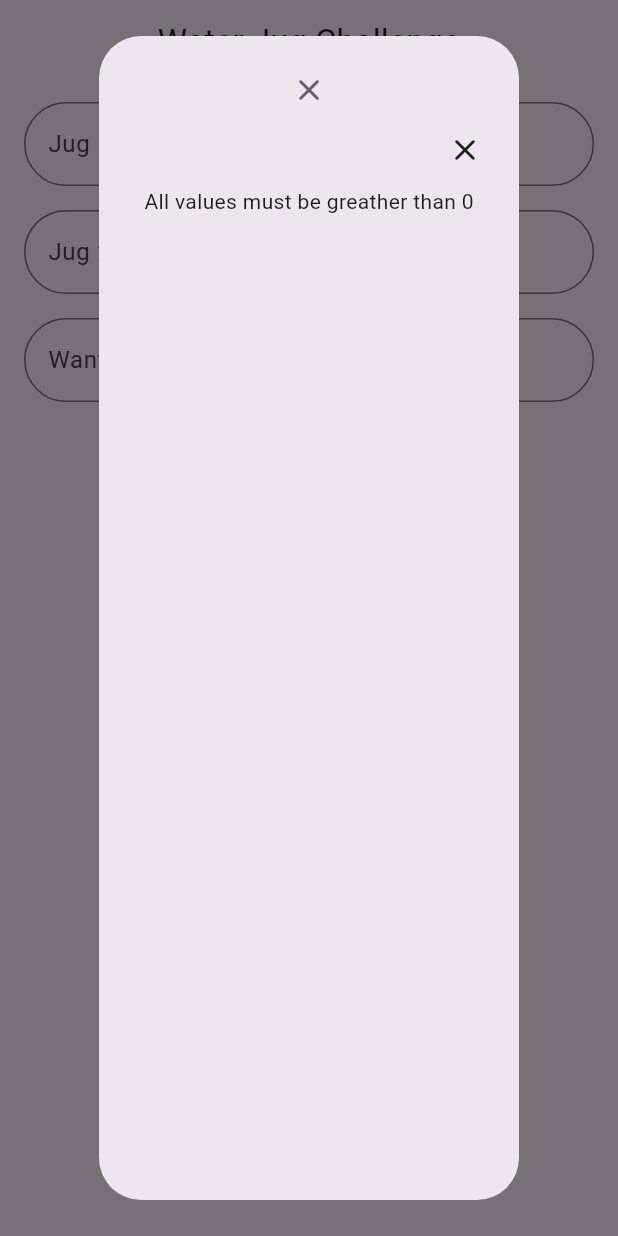
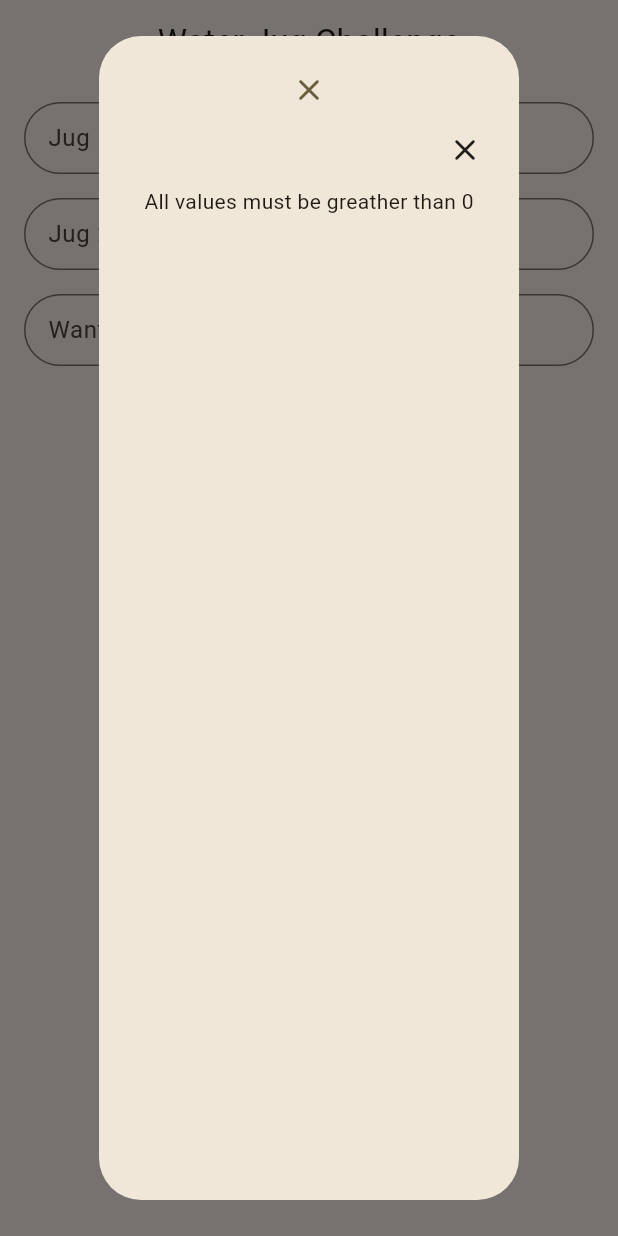
Before and after one commit to leandromichelforte/samo, a Flutter app: the screen it shows after launch, after a tap on "Get Scenarios", on a phone screen of 412 x 824 dp. Run offline on Flutter 3.47's test engine with Material 3 defaults, Android fonts, the phone set to English and light mode, and no system bars; our stand-ins replace bloc, dartz, equatable, flutter_bloc, get_it.

Commit message:
changing seed color scheme, app title, label and icon

```diff
--- a/lib/features/water_jug/presenter/pages/water_jug/widgets/water_jug_text_form_field/water_jug_text_form_field_widget.dart
+++ b/lib/features/water_jug/presenter/pages/water_jug/widgets/water_jug_text_form_field/water_jug_text_form_field_widget.dart
@@ -25,6 +25,7 @@ class WaterJugTextFormFieldWidget extends StatelessWidget {
         FilteringTextInputFormatter.digitsOnly
       ],
       decoration: InputDecoration(
+        contentPadding: const EdgeInsets.symmetric(horizontal: 12),
         label: Text(labelText),
         border: const OutlineInputBorder(
           borderRadius: BorderRadius.all(
--- a/lib/main.dart
+++ b/lib/main.dart
@@ -5,6 +5,7 @@
 import 'package:samo/core/routes/routes.dart';
 
 void main() {
+  WidgetsFlutterBinding.ensureInitialized();
   SystemChrome.setPreferredOrientations(
       [DeviceOrientation.portraitUp, DeviceOrientation.portraitDown]);
   WaterJugInject.inject();
@@ -17,9 +18,9 @@
   Widget build(BuildContext context) {
     return MaterialApp(
       debugShowCheckedModeBanner: false,
-      title: 'Samo',
+      title: 'Water Jug',
       theme: ThemeData(
-        colorScheme: ColorScheme.fromSeed(seedColor: Colors.deepPurple),
+        colorScheme: ColorScheme.fromSeed(seedColor: Colors.amber),
         useMaterial3: true,
       ),
       routes: Routes.allRoutes(context),
```
Also changed, not shown: 22 other files.
